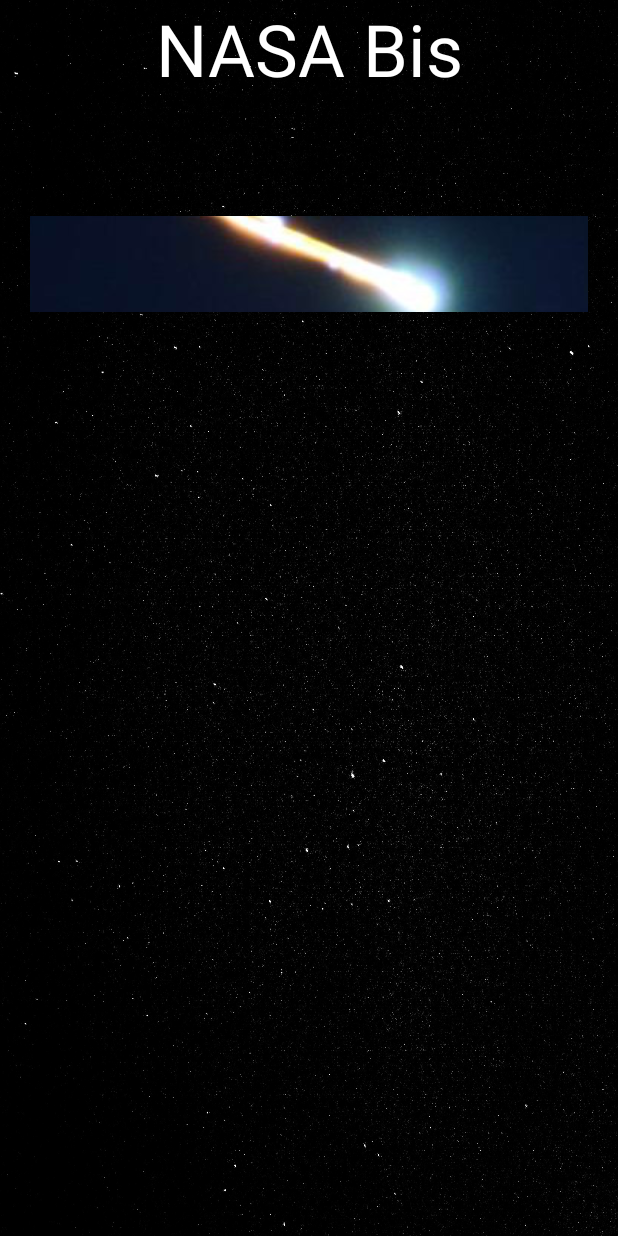
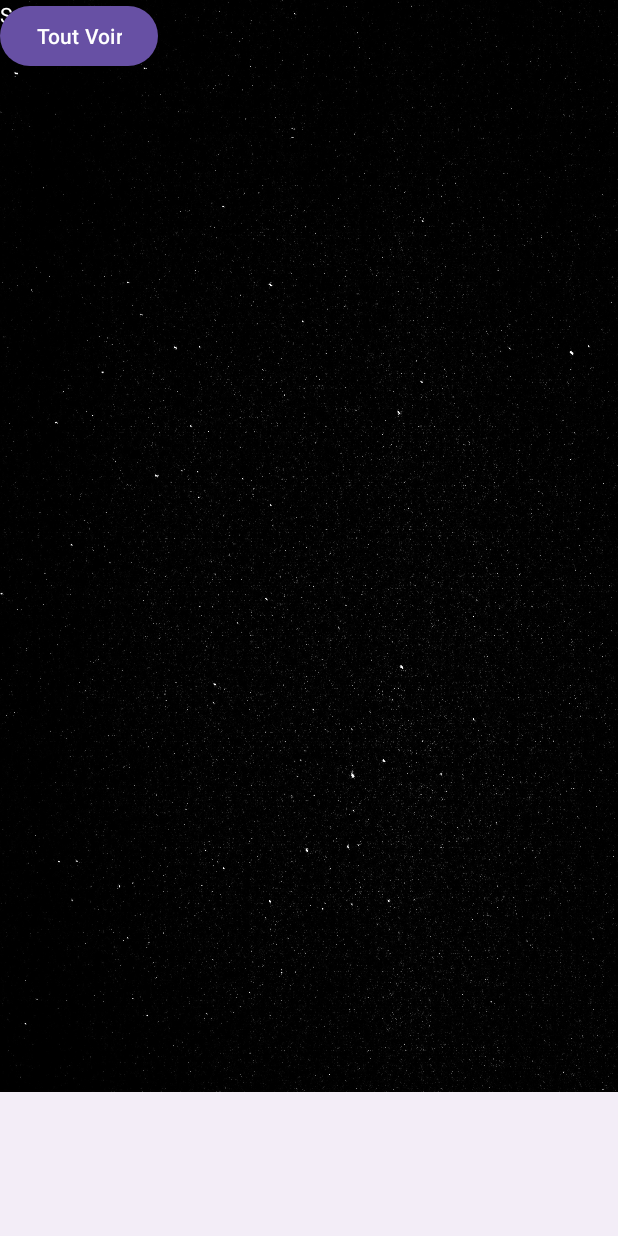
Before and after one commit to Black4rrow/TP_Espace, an Android app: the screen it shows after launch (MainActivity before the commit, FireballNavigationControllerActivity after it), after a tap on an icon or button, on a phone screen of 412 x 824 dp. Run offline under Robolectric (Android 15) with nearby library versions, the phone set to English and light mode, and no system bars; libraries missing offline, so code that uses them is left out: com.jakewharton.retrofit2.

Commit message:
Fragment mis en places !

```diff
--- a/app/src/main/AndroidManifest.xml
+++ b/app/src/main/AndroidManifest.xml
@@ -16,7 +16,7 @@
         android:theme="@style/Theme.TP_Mobile"
         tools:targetApi="31">
         <activity
-            android:name=".views.FireballListViewActivity"
+            android:name=".views.FireballNavigationControllerActivity"
             android:exported="false" />
         <activity
             android:name=".MainActivity"
--- a/app/src/main/java/com/example/tp_mobile/MainActivity.kt
+++ b/app/src/main/java/com/example/tp_mobile/MainActivity.kt
@@ -2,13 +2,12 @@
 
 import android.content.Intent
 import android.os.Bundle
-import android.util.Log
 import androidx.activity.enableEdgeToEdge
 import androidx.appcompat.app.AppCompatActivity
 import androidx.core.view.ViewCompat
 import androidx.core.view.WindowInsetsCompat
 import com.example.tp_mobile.databinding.ActivityMainBinding
-import com.example.tp_mobile.views.FireballListViewActivity
+import com.example.tp_mobile.views.FireballNavigationControllerActivity
 
 class MainActivity : AppCompatActivity() {
 
@@ -28,7 +27,7 @@
         }
 
         binding.fireballButton.setOnClickListener {
-            val intent = Intent(this, FireballListViewActivity::class.java)
+            val intent = Intent(this, FireballNavigationControllerActivity::class.java)
             startActivity(intent)
         }
 
--- a/app/src/main/java/com/example/tp_mobile/views/FireballNavigationControllerActivity.kt
+++ b/app/src/main/java/com/example/tp_mobile/views/FireballNavigationControllerActivity.kt
@@ -1,4 +1,4 @@
-package com.example.tp_mobile.views.fireball
+package com.example.tp_mobile.views
 
 import android.os.Bundle
 import androidx.activity.enableEdgeToEdge
@@ -8,13 +8,16 @@
 import androidx.lifecycle.ViewModelProvider
 import com.example.tp_mobile.R
 import com.example.tp_mobile.model.retrofit.FireballApiController
-import com.example.tp_mobile.viewmodel.FireballListViewModel
+import com.example.tp_mobile.views.fireball.FireballListFragment
+import com.example.tp_mobile.views.fireball.FireballListViewModel
+import com.example.tp_mobile.views.fireball.FireballSectionFragment
 
-class FireballNavigationController : AppCompatActivity() {
+class FireballNavigationControllerActivity : AppCompatActivity() {
 
     val fireballApiController = FireballApiController()
     private lateinit var viewModel: FireballListViewModel
-
+    val fragmentManager = supportFragmentManager
+    val fragmentTransaction = fragmentManager.beginTransaction()
 
     override fun onCreate(savedInstanceState: Bundle?) {
         super.onCreate(savedInstanceState)
@@ -30,6 +33,8 @@
         viewModel = ViewModelProvider(this)[FireballListViewModel::class.java]
         viewModel.fetchFireballData()
 
+
+        fragmentTransaction.replace(R.id.fragmentContainer, FireballSectionFragment.newInstance())
+        fragmentTransaction.commit()
     }
-
 }
--- a/app/src/main/java/com/example/tp_mobile/views/fireball/FireballSectionFragment.kt
+++ b/app/src/main/java/com/example/tp_mobile/views/fireball/FireballSectionFragment.kt
@@ -1 +1,50 @@
-package com.example.tp_mobile.views.Fireball
+package com.example.tp_mobile.views.fireball
+
+import android.content.Context
+import android.os.Bundle
+import android.view.LayoutInflater
+import android.view.View
+import android.view.ViewGroup
+import android.widget.Button
+import androidx.fragment.app.Fragment
+import com.example.tp_mobile.R
+import com.example.tp_mobile.views.FireballNavigationControllerActivity
+
+
+class FireballSectionFragment : Fragment() {
+
+    override fun onCreate(savedInstanceState: Bundle?) {
+        super.onCreate(savedInstanceState)
+        arguments?.let {
+        }
+    }
+
+    override fun onCreateView(
+        inflater: LayoutInflater, container: ViewGroup?,
+        savedInstanceState: Bundle?
+    ): View? {
+        return inflater.inflate(R.layout.fragment_fireball_section, container, false)
+    }
+
+    companion object {
+        @JvmStatic
+        fun newInstance() =
+            FireballSectionFragment().apply {
+                arguments = Bundle().apply {
+                }
+            }
+    }
+
+
+    override fun onViewCreated(view: View, savedInstanceState: Bundle?) {
+        super.onViewCreated(view, savedInstanceState)
+
+        view.findViewById<Button>(R.id.listButton).setOnClickListener {
+            val parentFragmentTransaction = parentFragmentManager.beginTransaction()
+            parentFragmentTransaction.replace(R.id.fragmentContainer, FireballListFragment.newInstance())
+            parentFragmentTransaction.commit()
+        }
+
+    }
+
+}
--- a/app/src/main/java/com/example/tp_mobile/views/fireball/FireballViewModel.kt
+++ b/app/src/main/java/com/example/tp_mobile/views/fireball/FireballViewModel.kt
@@ -1,4 +1,4 @@
-package com.example.tp_mobile.viewmodel
+package com.example.tp_mobile.views.fireball
 
 import androidx.lifecycle.ViewModel
 import androidx.lifecycle.viewModelScope
--- a/app/src/main/res/layout/fragment_fireball_list.xml
+++ b/app/src/main/res/layout/fragment_fireball_list.xml
@@ -9,6 +9,6 @@
     <TextView
         android:layout_width="match_parent"
         android:layout_height="match_parent"
-        android:text="@string/hello_blank_fragment" />
+        android:text="List" />
 
 </FrameLayout>
--- a/app/src/main/res/layout/fragment_fireball_navigation_controller.xml
+++ b/app/src/main/res/layout/fragment_fireball_navigation_controller.xml
@@ -5,6 +5,22 @@
     android:id="@+id/main"
     android:layout_width="match_parent"
     android:layout_height="match_parent"
-    tools:context=".views.FireballListViewActivity">
+    tools:context=".views.FireballNavigationControllerActivity"
+    android:background="@drawable/space_background">
+
+    <androidx.fragment.app.FragmentContainerView
+        android:id="@+id/fragmentContainer"
+        android:layout_width="match_parent"
+        android:layout_height="0dp"
+        app:layout_constraintBottom_toTopOf="@id/navBar"
+        app:layout_constraintStart_toStartOf="parent"
+        app:layout_constraintTop_toTopOf="parent"/>
+
+    <com.google.android.material.bottomnavigation.BottomNavigationView
+        android:id="@+id/navBar"
+        android:layout_width="match_parent"
+        android:layout_height="96dp"
+        app:layout_constraintBottom_toBottomOf="parent"
+        app:layout_constraintStart_toStartOf="parent"/>
 
 </androidx.constraintlayout.widget.ConstraintLayout>
--- a/app/src/main/res/layout/fragment_fireball_section.xml
+++ b/app/src/main/res/layout/fragment_fireball_section.xml
@@ -3,12 +3,19 @@
     xmlns:tools="http://schemas.android.com/tools"
     android:layout_width="match_parent"
     android:layout_height="match_parent"
-    tools:context=".views.FireballSectionFragment">
+    tools:context=".views.fireball.FireballSectionFragment">
 
     <!-- TODO: Update blank fragment layout -->
     <TextView
         android:layout_width="match_parent"
         android:layout_height="match_parent"
-        android:text="@string/hello_blank_fragment" />
+        android:text="Section"
+        android:textColor="@color/white"/>
+
+<Button
+    android:id="@+id/listButton"
+    android:layout_width="wrap_content"
+    android:layout_height="wrap_content"
+    android:text="Tout Voir"/>
 
 </FrameLayout>
```
